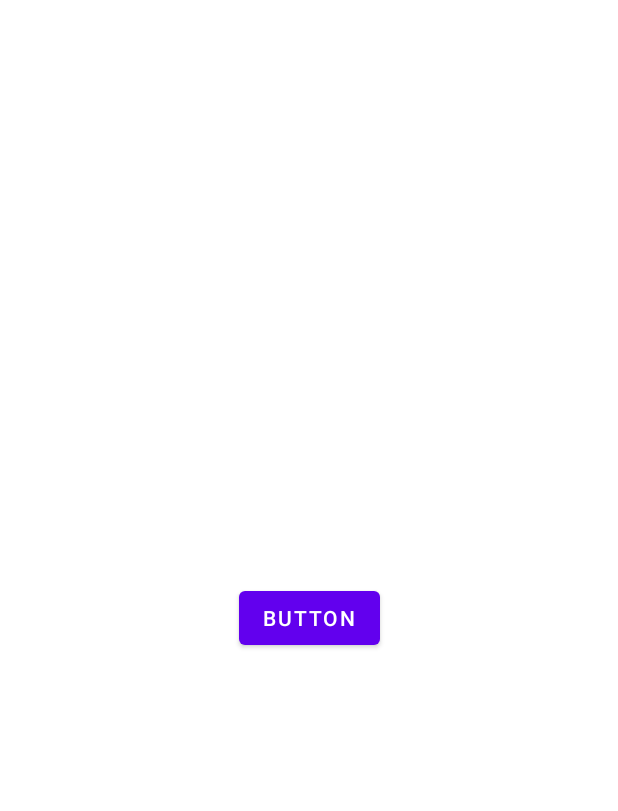
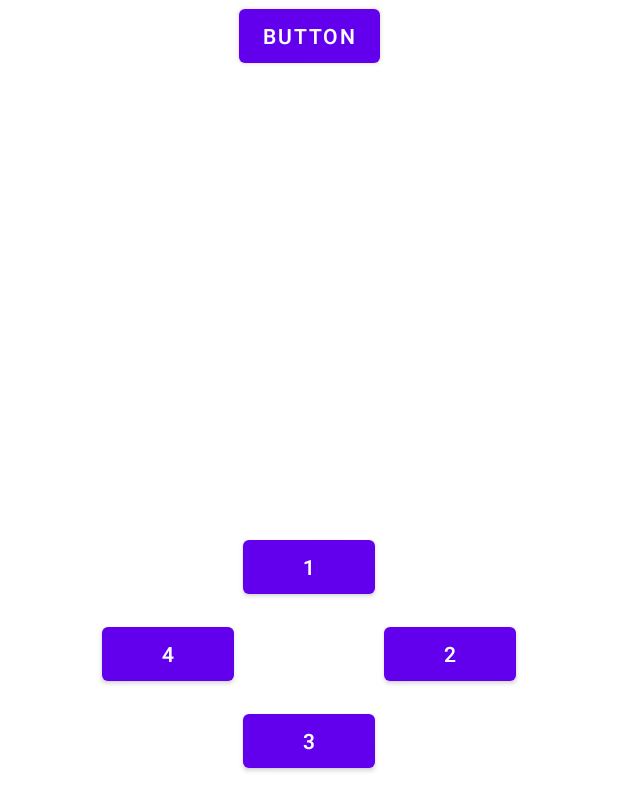
Before and after one commit to funtik22/Telescope, an Android app: the screen it shows after launch (MainActivity), in the side drawer, after a tap on "Управление", on a phone screen of 412 x 824 dp. Shown: the top 811 px of the screen. Run offline under Robolectric (Android 15) with nearby library versions, the light colour scheme and no system bars.

Commit message:
+ SendMessage on BlueToothDevice

```diff
--- a/app/src/main/java/ru/a/o/mikhailov/telescope/BluetoothConnection.kt
+++ b/app/src/main/java/ru/a/o/mikhailov/telescope/BluetoothConnection.kt
@@ -4,7 +4,7 @@ import android.bluetooth.BluetoothAdapter
 import android.content.Context
 
 class BluetoothConnection(private val adapter: BluetoothAdapter, context: Context) {
-    lateinit  var connectionThread: BluetoothConnectThread
+    private lateinit  var connectionThread: BluetoothConnectThread
     private val cnt = context
     fun connect(mac: String) {
         if (adapter.isEnabled && mac.isNotEmpty()) {
@@ -16,4 +16,8 @@ class BluetoothConnection(private val adapter: BluetoothAdapter, context: Contex
             }
         }
     }
+
+    fun sendMessage(message: String){
+        connectionThread.receiveThread.sendMessage(message.toByteArray())
+    }
 }
--- a/app/src/main/java/ru/a/o/mikhailov/telescope/ControlFragment.kt
+++ b/app/src/main/java/ru/a/o/mikhailov/telescope/ControlFragment.kt
@@ -1,33 +1,31 @@
 package ru.a.o.mikhailov.telescope
 
 
-import android.app.LauncherActivity
 import android.bluetooth.BluetoothManager
 import android.content.Context
 import android.os.Bundle
-import android.os.Looper
 import android.util.Log
 import androidx.fragment.app.Fragment
 import android.view.LayoutInflater
 import android.view.View
 import android.view.ViewGroup
+import android.widget.Toast
 import androidx.fragment.app.activityViewModels
 import ru.a.o.mikhailov.telescope.databinding.FragmentControlBinding
-import java.util.logging.Handler
 
 
 class ControlFragment : Fragment() {
 
     private lateinit var binding: FragmentControlBinding
     private val dataModel:DataModel by activityViewModels()
-    lateinit var bluetoothConnection: BluetoothConnection
+    private lateinit var bluetoothConnection: BluetoothConnection
     private  var bluetoothDevice: BluetoothDevice? = null
 
 
     override fun onCreateView(
         inflater: LayoutInflater, container: ViewGroup?,
         savedInstanceState: Bundle?
-    ): View? {
+    ): View {
         binding = FragmentControlBinding.inflate(inflater)
         return binding.root
     }
@@ -42,6 +40,24 @@ class ControlFragment : Fragment() {
             init()
             bluetoothDevice.let {
                 bluetoothConnection.connect(it?.mac!!)
+            }
+        }
+        binding.apply {
+            buttonSendOne.setOnClickListener {
+                bluetoothConnection.sendMessage("1")
+                Toast.makeText(requireContext(), "1", Toast.LENGTH_LONG).show()
+            }
+            buttonSentTwo.setOnClickListener {
+                bluetoothConnection.sendMessage("2")
+                Toast.makeText(requireContext(), "2", Toast.LENGTH_LONG).show()
+            }
+            buttonSendThree.setOnClickListener {
+                bluetoothConnection.sendMessage("3")
+                Toast.makeText(requireContext(), "3", Toast.LENGTH_LONG).show()
+            }
+            buttonSendFour.setOnClickListener {
+                bluetoothConnection.sendMessage("4")
+                Toast.makeText(requireContext(), "4", Toast.LENGTH_LONG).show()
             }
         }
     }
--- a/app/src/main/java/ru/a/o/mikhailov/telescope/MainActivity.kt
+++ b/app/src/main/java/ru/a/o/mikhailov/telescope/MainActivity.kt
@@ -7,7 +7,7 @@ import androidx.core.view.GravityCompat
 import ru.a.o.mikhailov.telescope.databinding.ActivityMainBinding
 
 class MainActivity : AppCompatActivity() {
-    lateinit var binding: ActivityMainBinding
+    private lateinit var binding: ActivityMainBinding
     override fun onCreate(savedInstanceState: Bundle?) {
 
         setTheme(R.style.Theme_Telescope)
--- a/app/src/main/java/ru/a/o/mikhailov/telescope/RcViewDeviceAdapter.kt
+++ b/app/src/main/java/ru/a/o/mikhailov/telescope/RcViewDeviceAdapter.kt
@@ -3,7 +3,6 @@ package ru.a.o.mikhailov.telescope
 import android.view.LayoutInflater
 import android.view.View
 import android.view.ViewGroup
-import androidx.appcompat.view.menu.MenuView
 import androidx.recyclerview.widget.DiffUtil
 import androidx.recyclerview.widget.ListAdapter
 import androidx.recyclerview.widget.RecyclerView
@@ -40,7 +39,6 @@ class RcViewDeviceAdapter(private val listener: Listener) : ListAdapter <Bluetoo
         override fun areContentsTheSame(oldItem: BluetoothDevice, newItem: BluetoothDevice): Boolean {
             return oldItem == newItem
         }
-
     }
 
     override fun onCreateViewHolder(parent: ViewGroup, viewType: Int): ItemHolder {
--- a/app/src/main/java/ru/a/o/mikhailov/telescope/SettingsFragment.kt
+++ b/app/src/main/java/ru/a/o/mikhailov/telescope/SettingsFragment.kt
@@ -1,20 +1,15 @@
 package ru.a.o.mikhailov.telescope
 
+
 import android.annotation.SuppressLint
-import android.app.Activity
-import android.app.Activity.RESULT_OK
 import android.bluetooth.BluetoothAdapter
 import android.bluetooth.BluetoothDevice
 import android.bluetooth.BluetoothManager
 import android.content.Context
-import android.content.Intent
 import android.os.Bundle
-import android.util.Log
 import android.view.LayoutInflater
 import android.view.View
 import android.view.ViewGroup
-import androidx.core.os.bundleOf
-import androidx.core.view.GravityCompat
 import androidx.fragment.app.*
 import androidx.recyclerview.widget.LinearLayoutManager
 import ru.a.o.mikhailov.telescope.databinding.FragmentSettingsBinding
@@ -29,7 +24,7 @@ class SettingsFragment : Fragment(), RcViewDeviceAdapter.Listener {
     override fun onCreateView(
         inflater: LayoutInflater, container: ViewGroup?,
         savedInstanceState: Bundle?
-    ): View? {
+    ): View {
         binding = FragmentSettingsBinding.inflate(inflater)
         return binding.root
     }
@@ -42,7 +37,6 @@ class SettingsFragment : Fragment(), RcViewDeviceAdapter.Listener {
     companion object {
         @JvmStatic
         fun newInstance() = SettingsFragment()
-        const val DEVICE_KEY = "device key"
     }
 
     private fun init(){
@@ -53,6 +47,7 @@ class SettingsFragment : Fragment(), RcViewDeviceAdapter.Listener {
         binding.rcViewDevice.adapter = adapter
         getPairedDevices()
     }
+
 
     @SuppressLint("MissingPermission")
     private fun getPairedDevices(){
--- a/app/src/main/res/layout/fragment_control.xml
+++ b/app/src/main/res/layout/fragment_control.xml
@@ -15,9 +15,55 @@
             android:layout_width="wrap_content"
             android:layout_height="wrap_content"
             android:text="Button"
+            app:layout_constraintEnd_toEndOf="parent"
+            app:layout_constraintStart_toStartOf="parent"
+            app:layout_constraintTop_toTopOf="parent" />
+
+        <LinearLayout
+            android:layout_width="0dp"
+            android:layout_height="0dp"
+            android:gravity="center"
+            android:orientation="vertical"
             app:layout_constraintBottom_toBottomOf="parent"
             app:layout_constraintEnd_toEndOf="parent"
             app:layout_constraintStart_toStartOf="parent"
-            app:layout_constraintTop_toTopOf="parent" />
+            app:layout_constraintTop_toBottomOf="@+id/button">
+
+            <Button
+                android:id="@+id/buttonSendOne"
+                android:layout_width="wrap_content"
+                android:layout_height="wrap_content"
+                android:text="1" />
+
+            <LinearLayout
+                android:layout_width="match_parent"
+                android:layout_height="wrap_content"
+                android:gravity="center"
+                android:orientation="horizontal"
+                android:padding="10dp">
+
+                <Button
+                    android:id="@+id/buttonSendFour"
+                    android:layout_width="wrap_content"
+                    android:layout_height="wrap_content"
+                    android:text="4" />
+
+                <Space
+                    android:layout_width="100dp"
+                    android:layout_height="match_parent" />
+
+                <Button
+                    android:id="@+id/buttonSentTwo"
+                    android:layout_width="wrap_content"
+                    android:layout_height="wrap_content"
+                    android:text="2" />
+            </LinearLayout>
+
+            <Button
+                android:id="@+id/buttonSendThree"
+                android:layout_width="wrap_content"
+                android:layout_height="wrap_content"
+                android:text="3" />
+        </LinearLayout>
     </androidx.constraintlayout.widget.ConstraintLayout>
 </FrameLayout>
```
Also changed, not shown: app/src/main/java/ru/a/o/mikhailov/telescope/BluetoothConnectThread.kt (+5 -4 lines), app/src/main/java/ru/a/o/mikhailov/telescope/ReceiveThread.kt (added, +45 -0 lines).
